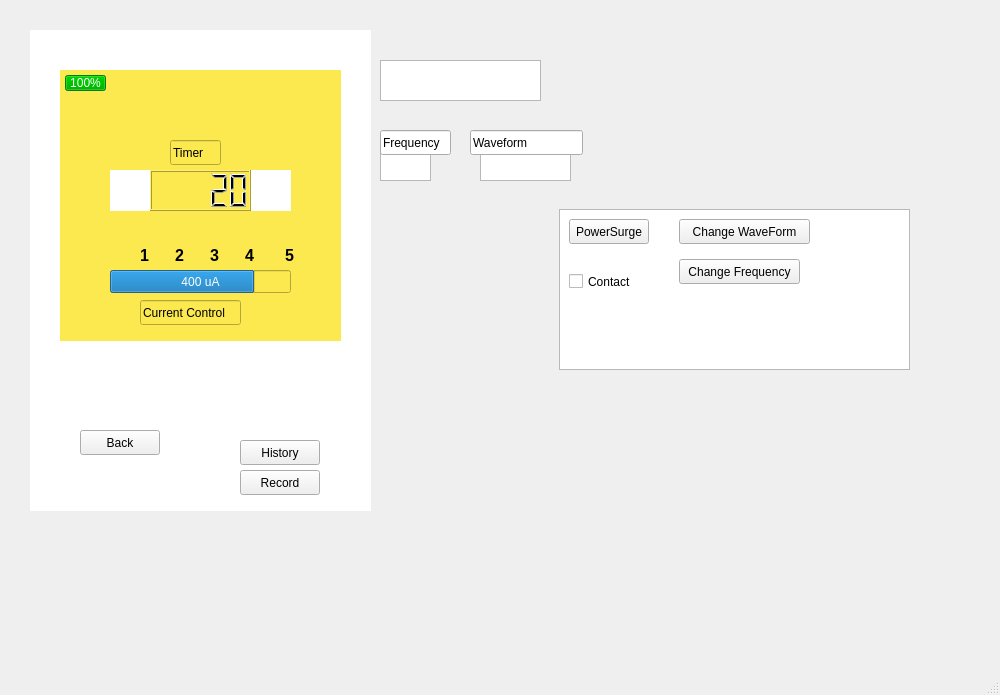
The window that mainwindow.ui (Hall-Andrew/CESDEVICE-3004FinalProject) describes before a commit, drawn with Qt 5.
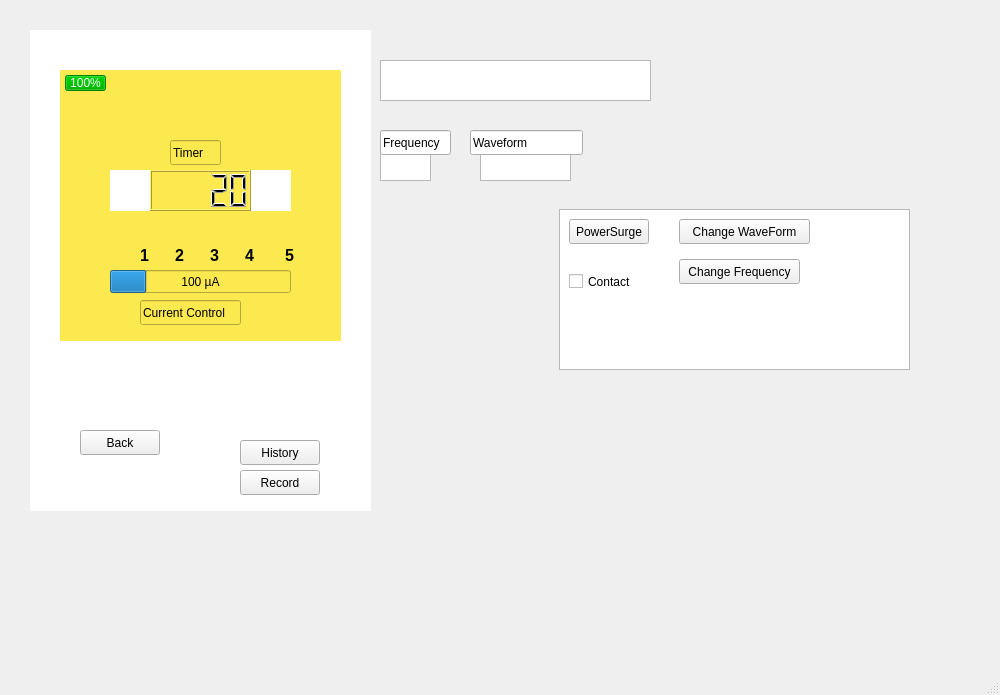
The same window after the commit. The open tabs and pages were chosen to show the change. Icons and pictures are not drawn.

Commit message: made error label bigger

Diff of the .ui file:
```diff
--- a/mainwindow.ui
+++ b/mainwindow.ui
@@ -236,13 +236,13 @@
        <number>500</number>
       </property>
       <property name="value">
-       <number>400</number>
+       <number>100</number>
       </property>
       <property name="textVisible">
        <bool>true</bool>
       </property>
       <property name="format">
-       <string>%v uA</string>
+       <string>%v µA</string>
       </property>
      </widget>
      <widget class="QLabel" name="TimeLabel">
@@ -481,7 +481,7 @@
      <rect>
       <x>380</x>
       <y>60</y>
-      <width>161</width>
+      <width>271</width>
       <height>41</height>
      </rect>
     </property>
```
Left out of the diff: 2 changed lines with no effect on the pictures.
